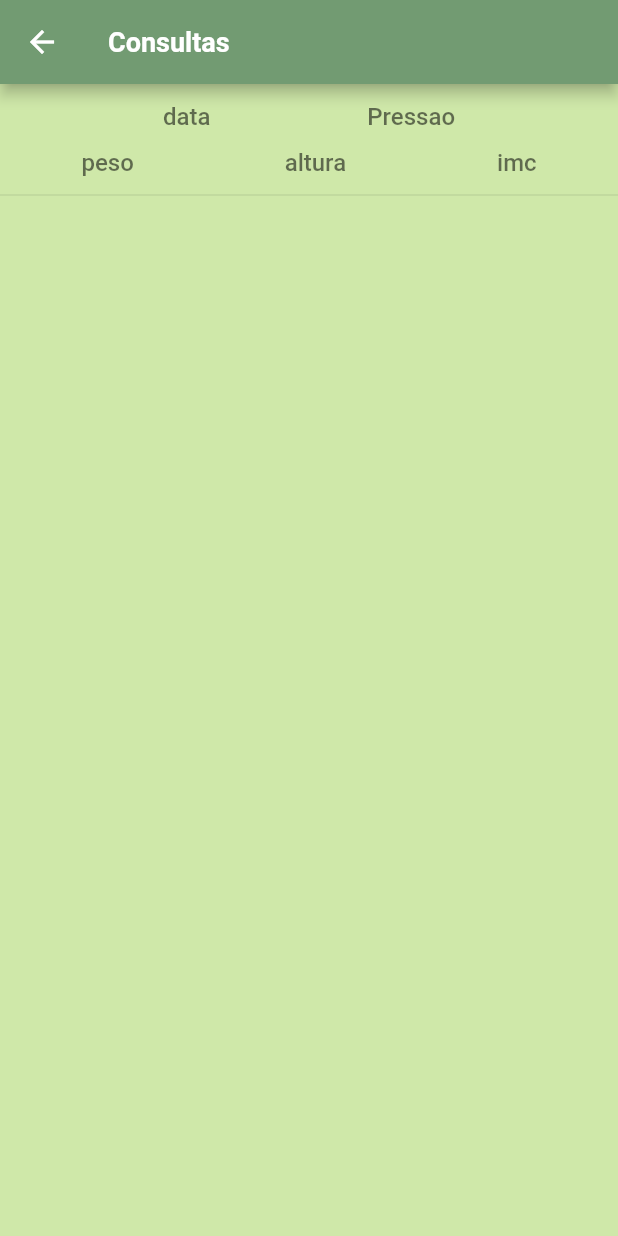
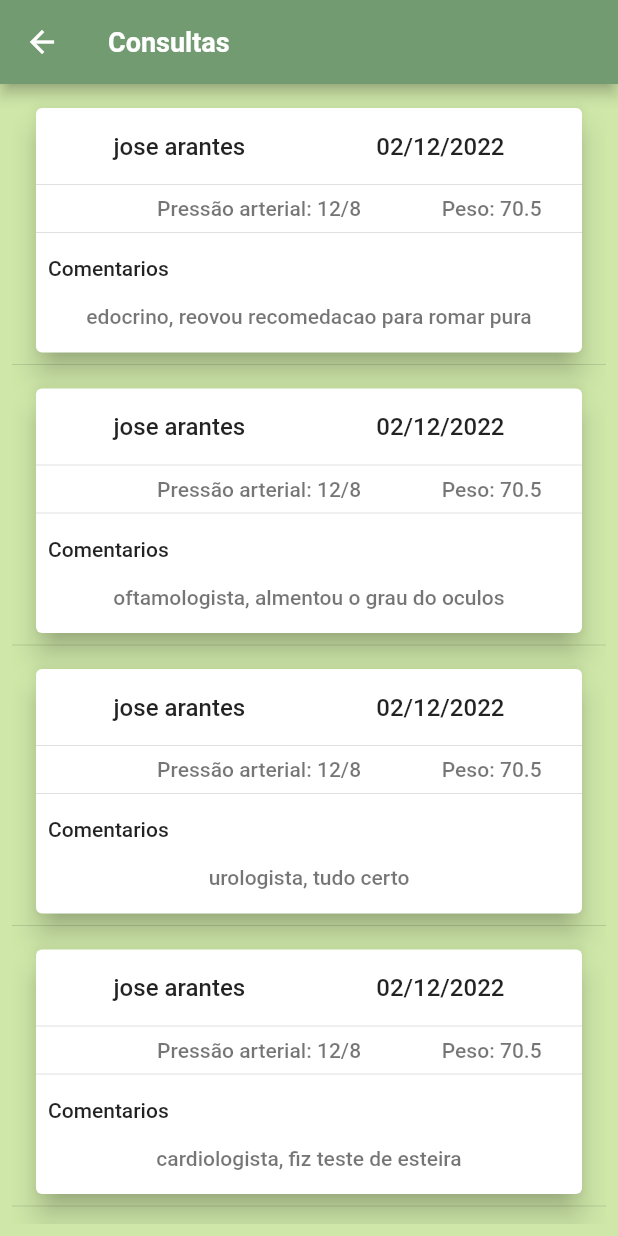
Before and after one commit to andreicampigotto/PDS2_Care-me, a Flutter app: the AppointmentsScreen screen opened by its route, on a phone screen of 412 x 824 dp. Run offline on Flutter 3.47's test engine with Material 2 defaults, Android fonts, the light colour scheme and no system bars; network calls fail.

Commit message:
listagem da tela de cosultas

```diff
--- a/lib/data/dummy_data.dart
+++ b/lib/data/dummy_data.dart
@@ -1,6 +1,8 @@
 import 'package:care/models/allergy.dart';
+import 'package:care/models/appointment.dart';
 import 'package:care/models/disease.dart';
 import 'package:care/models/drug.dart';
+import 'package:care/models/user.dart';
 
 final DAMMY_DISEASES = [
   Disease(
@@ -41,6 +43,7 @@ final DAMMY_DRUGS = [
         'Gripe iniciada no ultimo dia 5, primeiros sintomas sentido por volta das 17hrs, tomado neusaudina',
     date: DateTime.now(),
     continuos: true,
+    active: false,
   ),
   Drug(
     drugId: 'xx002',
@@ -49,6 +52,7 @@ final DAMMY_DRUGS = [
         'Gripe iniciada no ultimo dia 5, primeiros sintomas sentido por volta das 17hrs, tomado neusaudina',
     date: DateTime.now(),
     continuos: true,
+    active: true,
   ),
   Drug(
     drugId: 'xx003',
@@ -57,6 +61,7 @@ final DAMMY_DRUGS = [
         'Gripe iniciada no ultimo dia 5, primeiros sintomas sentido por volta das 17hrs, tomado neusaudina',
     date: DateTime.now(),
     continuos: false,
+    active: true,
   ),
 ];
 
@@ -86,3 +91,59 @@ final DAMMY_ALLERGIES = [
     date: DateTime.now(),
   ),
 ];
+
+final DAMMY_APPOINTMENT = [
+  Appointment(
+    appointmentId: 'xx001',
+    bloodPressure: '12/8',
+    comments: 'edocrino, reovou recomedacao para romar pura',
+    doctor: 'jose arantes',
+    date: DateTime.now(),
+    weight: 70.5,
+  ),
+  Appointment(
+    appointmentId: 'xx002',
+    bloodPressure: '12/8',
+    comments: 'oftamologista, almentou o grau do oculos',
+    doctor: 'jose arantes',
+    date: DateTime.now(),
+    weight: 70.5,
+  ),
+  Appointment(
+    appointmentId: 'xx003',
+    bloodPressure: '12/8',
+    comments: 'urologista, tudo certo',
+    doctor: 'jose arantes',
+    date: DateTime.now(),
+    weight: 70.5,
+  ),
+  Appointment(
+    appointmentId: 'xx004',
+    bloodPressure: '12/8',
+    comments: 'cardiologista, fiz teste de esteira',
+    doctor: 'jose arantes',
+    date: DateTime.now(),
+    weight: 70.5,
+  ),
+  Appointment(
+    appointmentId: 'xx005',
+    bloodPressure: '12/8',
+    comments: 'teste teste  teste  teste teste teste teste teste teste teste ',
+    doctor: 'jose arantes',
+    date: DateTime.now(),
+    weight: 70.5,
+  ),
+];
+
+final DAMMY_USER = [
+  User(
+    userId: 'xx001',
+    imageUrl:
+        'https://www.thoughtco.com/thmb/51xXQ9UAXIVrPVWHdvBfsyASDz4=/768x0/filters:no_upscale():max_bytes(150000):strip_icc()/GilligansEthicsofCare-5148d189f3fa4143a098184dc8a92b8d.jpg',
+    fullName: 'Jose da Silva',
+    birthday: DateTime.now(),
+    emergencyPhone: '47 99999-9999',
+    bloodType: 'A+',
+    height: 1.72,
+  ),
+];
--- a/lib/main.dart
+++ b/lib/main.dart
@@ -1,3 +1,4 @@
+import 'package:care/models/appointment_list.dart';
 import 'package:care/models/disease_list.dart';
 import 'package:care/screens/appointments_screen.dart';
 import 'package:care/screens/diseases_screen.dart';
@@ -34,6 +35,9 @@ class _MyAppState extends State<Care> {
         ),
         ChangeNotifierProvider(
           create: (_) => DrugList(),
+        ),
+        ChangeNotifierProvider(
+          create: (_) => AppointmentList(),
         ),
       ],
       child: MaterialApp(
--- a/lib/models/appointment.dart
+++ b/lib/models/appointment.dart
@@ -1,27 +1,19 @@
-import 'package:care/models/disease.dart';
+import 'package:flutter/material.dart';
 
-import 'allergy.dart';
-import 'doctor.dart';
-import 'drug.dart';
-
-class Appointment {
+class Appointment with ChangeNotifier {
   final String appointmentId;
-  final List<Disease> diseases;
-  final List<Allergy> allergies;
-  final List<Drug> drugs;
   final String bloodPressure;
   final String comments;
-  final Doctor doctor;
-  final String appointmentDate;
+  final String doctor;
+  final double weight;
+  final DateTime date;
 
   Appointment({
     required this.appointmentId,
-    required this.allergies,
+    required this.weight,
     required this.bloodPressure,
     required this.comments,
     required this.doctor,
-    required this.appointmentDate,
-    required this.drugs,
-    required this.diseases,
+    required this.date,
   });
 }
--- a/lib/models/drug.dart
+++ b/lib/models/drug.dart
@@ -6,6 +6,7 @@ class Drug with ChangeNotifier {
   final String description;
   final bool continuos;
   final DateTime date;
+  final bool active;
 
   Drug({
     required this.drugId,
@@ -13,5 +14,6 @@ class Drug with ChangeNotifier {
     required this.description,
     required this.date,
     required this.continuos,
+    required this.active,
   });
 }
--- a/lib/models/drug_list.dart
+++ b/lib/models/drug_list.dart
@@ -22,7 +22,8 @@ class DrugList with ChangeNotifier {
           "name": drug.name,
           "date": drug.date,
           "description": drug.description,
-          "continuos": drug.continuos
+          "continuos": drug.continuos,
+          "active": drug.active
         },
       ),
     );
@@ -35,6 +36,7 @@ class DrugList with ChangeNotifier {
         description: drug.description,
         date: drug.date,
         continuos: drug.continuos,
+        active: drug.active,
       ),
     );
     notifyListeners();
@@ -56,6 +58,7 @@ class DrugList with ChangeNotifier {
           description: drugData['description'],
           date: drugData['date'],
           continuos: drugData['continuos'],
+          active: drugData['active'],
         ),
       );
     });
--- a/lib/models/user.dart
+++ b/lib/models/user.dart
@@ -2,8 +2,7 @@ import 'package:flutter/material.dart';
 
 class User with ChangeNotifier {
   final String userId;
-  final String image;
-  final String icon;
+  final String imageUrl;
   final String fullName;
   final DateTime birthday;
   final String emergencyPhone;
@@ -12,8 +11,7 @@ class User with ChangeNotifier {
 
   User({
     required this.userId,
-    required this.image,
-    required this.icon,
+    required this.imageUrl,
     required this.fullName,
     required this.birthday,
     required this.emergencyPhone,
--- a/lib/screens/appointments_screen.dart
+++ b/lib/screens/appointments_screen.dart
@@ -1,71 +1,38 @@
+import 'package:care/models/appointment_list.dart';
 import 'package:flutter/material.dart';
+import 'package:provider/provider.dart';
+
+import '../widgets/appointment_item.dart';
 
 class AppointmentsScreen extends StatelessWidget {
   const AppointmentsScreen({super.key});
 
+  Future<void> _refreshAppointments(BuildContext context) {
+    return Provider.of<AppointmentList>(context, listen: false)
+        .loadAppointment();
+  }
+
   @override
   Widget build(BuildContext context) {
+    final AppointmentList appointments = Provider.of(context);
     return Scaffold(
       appBar: AppBar(
         title: const Text('Consultas'),
       ),
-      body: Column(
-        children: [
-          const SizedBox(height: 8),
-          Padding(
-            padding: const EdgeInsets.all(4.0),
-            child: Row(
-              mainAxisAlignment: MainAxisAlignment.spaceEvenly,
-              children: const [
-                Text(
-                  'data',
-                  style: TextStyle(
-                    color: Colors.black54,
-                    fontSize: 16,
-                  ),
-                ),
-                Text(
-                  'Pressao',
-                  style: TextStyle(
-                    color: Colors.black54,
-                    fontSize: 16,
-                  ),
-                ),
+      body: RefreshIndicator(
+        onRefresh: () => _refreshAppointments(context),
+        child: Padding(
+          padding: const EdgeInsets.all(8.0),
+          child: ListView.builder(
+            itemCount: appointments.itemsCount,
+            itemBuilder: (ctx, i) => Column(
+              children: [
+                AppointmentItem(appointment: appointments.items[i]),
+                const Divider(),
               ],
             ),
           ),
-          const SizedBox(height: 4),
-          Padding(
-            padding: const EdgeInsets.all(4.0),
-            child: Row(
-              mainAxisAlignment: MainAxisAlignment.spaceAround,
-              children: const [
-                Text(
-                  'peso',
-                  style: TextStyle(
-                    color: Colors.black54,
-                    fontSize: 16,
-                  ),
-                ),
-                Text(
-                  'altura',
-                  style: TextStyle(
-                    color: Colors.black54,
-                    fontSize: 16,
-                  ),
-                ),
-                Text(
-                  'imc',
-                  style: TextStyle(
-                    color: Colors.black54,
-                    fontSize: 16,
-                  ),
-                ),
-              ],
-            ),
-          ),
-          const Divider(),
-        ],
+        ),
       ),
     );
   }
--- a/lib/screens/new_appointment_screen.dart
+++ b/lib/screens/new_appointment_screen.dart
@@ -86,7 +86,7 @@ class NewAppointmentScreen extends StatelessWidget {
                   child: TextFormField(
                     maxLines: 3,
                     decoration: const InputDecoration(
-                      labelText: 'Descrição',
+                      labelText: 'Camentarios',
                       border: OutlineInputBorder(),
                     ),
                     textInputAction: TextInputAction.next,
--- a/lib/widgets/allergy_item.dart
+++ b/lib/widgets/allergy_item.dart
@@ -16,8 +16,8 @@ class _AllergyWidgetState extends State<AllergyItem> {
     return Card(
       elevation: 8,
       margin: const EdgeInsets.only(
-        left: 24,
-        right: 24,
+        left: 16,
+        right: 16,
         top: 8,
       ),
       child: Column(
--- a/lib/widgets/disease_item.dart
+++ b/lib/widgets/appointment_item.dart
@@ -1,26 +1,23 @@
-import 'package:care/models/disease.dart';
 import 'package:flutter/material.dart';
 import 'package:intl/intl.dart';
+import '../models/appointment.dart';
 
-class DiseaseItem extends StatefulWidget {
-  final Disease disease;
-  const DiseaseItem({
-    required this.disease,
-    super.key,
-  });
+class AppointmentItem extends StatefulWidget {
+  final Appointment? appointment;
+  const AppointmentItem({this.appointment, super.key});
 
   @override
-  State<DiseaseItem> createState() => _DiseaseItemState();
+  State<AppointmentItem> createState() => _AppointmentItemState();
 }
 
-class _DiseaseItemState extends State<DiseaseItem> {
+class _AppointmentItemState extends State<AppointmentItem> {
   @override
   Widget build(BuildContext context) {
     return Card(
       elevation: 8,
       margin: const EdgeInsets.only(
-        left: 24,
-        right: 24,
+        left: 16,
+        right: 16,
         top: 8,
       ),
       child: Column(
@@ -29,42 +26,40 @@ class _DiseaseItemState extends State<DiseaseItem> {
           Padding(
             padding: const EdgeInsets.all(8.0),
             child: Row(
+              mainAxisAlignment: MainAxisAlignment.spaceAround,
               children: [
                 Text(
-                  DateFormat('dd/MM/yyyy').format(widget.disease.date),
+                  widget.appointment!.doctor,
+                  style: const TextStyle(fontSize: 16),
+                ),
+                Text(
+                  DateFormat('dd/MM/yyyy').format(widget.appointment!.date),
                   style: const TextStyle(fontSize: 16),
                 ),
               ],
             ),
           ),
           const Divider(),
-          Padding(
-            padding: const EdgeInsets.all(8.0),
-            child: Row(
-              children: const [
-                Text('Doença'),
-              ],
-            ),
-          ),
-          Padding(
-            padding: const EdgeInsets.all(8.0),
-            child: Row(
-              children: [
-                Flexible(
-                  child: Text(
-                    widget.disease.name,
-                    style: const TextStyle(fontSize: 14, color: Colors.black54),
-                  ),
-                ),
-              ],
-            ),
+          Row(
+            mainAxisAlignment: MainAxisAlignment.spaceAround,
+            children: [
+              const SizedBox(height: 8),
+              Text(
+                "Pressão arterial: ${widget.appointment!.bloodPressure}",
+                style: const TextStyle(fontSize: 14, color: Colors.black54),
+              ),
+              Text(
+                "Peso: ${widget.appointment!.weight.toString()}",
+                style: const TextStyle(fontSize: 14, color: Colors.black54),
+              ),
+            ],
           ),
           const Divider(),
           Padding(
             padding: const EdgeInsets.all(8.0),
             child: Row(
               children: const [
-                Text('Descrição'),
+                Text('Comentarios'),
               ],
             ),
           ),
@@ -77,7 +72,7 @@ class _DiseaseItemState extends State<DiseaseItem> {
                 Flexible(
                   child: Text(
                     overflow: TextOverflow.clip,
-                    widget.disease.description,
+                    widget.appointment!.comments,
                     style: const TextStyle(fontSize: 14, color: Colors.black54),
                     maxLines: 5,
                   ),
--- a/lib/widgets/default_form.dart
+++ b/lib/widgets/default_form.dart
@@ -15,6 +15,7 @@ class _DefaultFormState extends State<DefaultForm> {
   final _description = TextEditingController();
   bool _continuos = false;
   DateTime _actualDate = DateTime.now();
+  bool _active = true;
 
   _submitForm() {
     final name = _name.text;
--- a/lib/widgets/drug_item.dart
+++ b/lib/widgets/drug_item.dart
@@ -62,8 +62,8 @@ class DrugItem extends StatelessWidget {
       child: Card(
         elevation: 8,
         margin: const EdgeInsets.only(
-          left: 24,
-          right: 24,
+          left: 16,
+          right: 16,
           top: 8,
         ),
         child: Column(
```
Also changed, not shown: lib/models/appointment_list.dart (+68 -18 lines), lib/screens/drugs_screen.dart (+13 -8 lines), lib/widgets/appointment_card.dart (added, +30 -0 lines), lib/widgets/appointments_widget.dart (deleted, +0 -40 lines), lib/widgets/default_cards.dart (deleted, +0 -96 lines).
